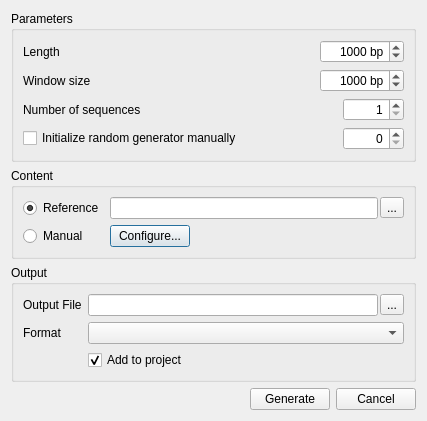
violethaze74/ugene, file src/plugins/dna_export/src/ui/DNASequenceGeneratorDialog.ui: the form before one commit.
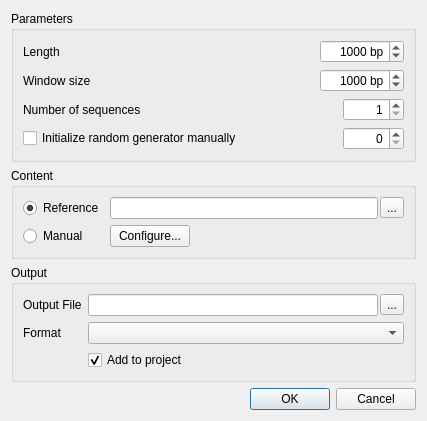
The form after the commit.

Commit message: Help system for all dialogs, UI improvements for all dialogs.

Diff of the .ui file:
```diff
--- a/src/plugins/dna_export/src/ui/DNASequenceGeneratorDialog.ui
+++ b/src/plugins/dna_export/src/ui/DNASequenceGeneratorDialog.ui
@@ -344,35 +344,11 @@
     </spacer>
    </item>
    <item>
-    <layout class="QHBoxLayout" name="horizontalLayout_4">
-     <item>
-      <spacer name="horizontalSpacer_2">
-       <property name="orientation">
-        <enum>Qt::Horizontal</enum>
-       </property>
-       <property name="sizeHint" stdset="0">
-        <size>
-         <width>40</width>
-         <height>20</height>
-        </size>
-       </property>
-      </spacer>
-     </item>
-     <item>
-      <widget class="QPushButton" name="generateButton">
-       <property name="text">
-        <string>Generate</string>
-       </property>
-      </widget>
-     </item>
-     <item>
-      <widget class="QPushButton" name="cancelButton">
-       <property name="text">
-        <string>Cancel</string>
-       </property>
-      </widget>
-     </item>
-    </layout>
+    <widget class="QDialogButtonBox" name="buttonBox">
+     <property name="standardButtons">
+      <set>QDialogButtonBox::Cancel|QDialogButtonBox::Ok</set>
+     </property>
+    </widget>
    </item>
   </layout>
  </widget>
```
The commit also changes 309 other files.
